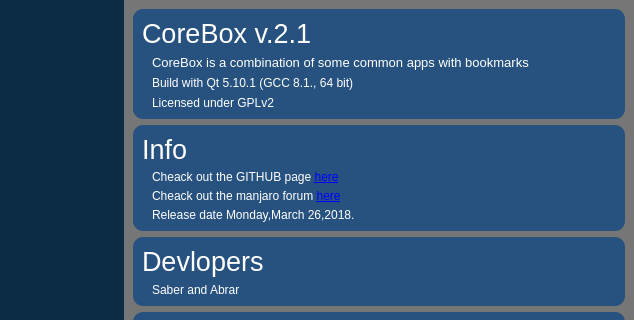
Above: app/about/about.ui from rahmanshaber/corebox before the change; both pictures show x 106 to 740 and y 0 to 320 of the 740 by 684 pixel window. Below: the same form after it.
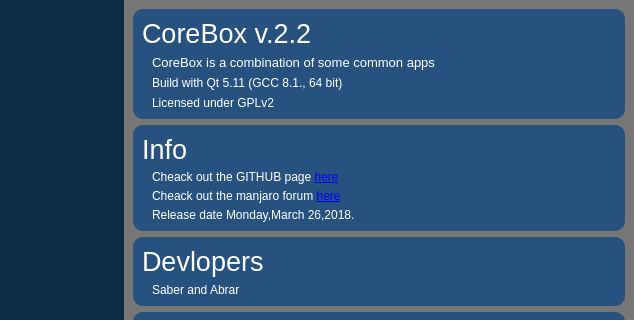
That is the form after the change. Icons and pictures are not drawn.

What changed in the file:
```diff
--- a/app/about/about.ui
+++ b/app/about/about.ui
@@ -180,7 +180,7 @@
             </font>
            </property>
            <property name="text">
-            <string>CoreBox v.2.1</string>
+            <string>CoreBox v.2.2</string>
            </property>
            <property name="alignment">
             <set>Qt::AlignLeading|Qt::AlignLeft|Qt::AlignVCenter</set>
@@ -198,7 +198,7 @@
             </font>
            </property>
            <property name="text">
-            <string>CoreBox is a combination of some common apps with bookmarks</string>
+            <string>CoreBox is a combination of some common apps</string>
            </property>
            <property name="indent">
             <number>10</number>
@@ -208,7 +208,7 @@
          <item row="2" column="0">
           <widget class="QLabel" name="label_10">
            <property name="text">
-            <string>Build with Qt 5.10.1 (GCC 8.1., 64 bit)</string>
+            <string>Build with Qt 5.11 (GCC 8.1., 64 bit)</string>
            </property>
            <property name="indent">
             <number>10</number>
```
